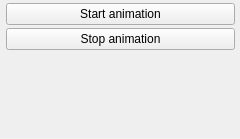
open-scan-crew/OpenScanTools, file src/gui/forms/toolbar_animationgroup.ui: the form before one commit.
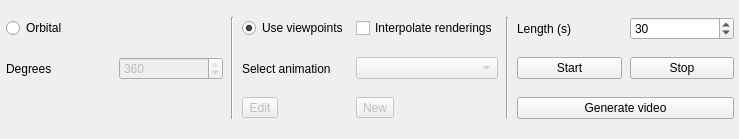
The form after the commit.

Commit message: Refactor animation toolbar UI and remove export video toolbar

The edit to the form file:
```diff
--- a/src/gui/forms/toolbar_animationgroup.ui
+++ b/src/gui/forms/toolbar_animationgroup.ui
@@ -6,7 +6,7 @@
    <rect>
     <x>0</x>
     <y>0</y>
-    <width>240</width>
+    <width>739</width>
     <height>139</height>
    </rect>
   </property>
@@ -26,41 +26,156 @@
    <property name="bottomMargin">
     <number>3</number>
    </property>
+   <property name="horizontalSpacing">
+    <number>8</number>
+   </property>
    <property name="verticalSpacing">
     <number>3</number>
    </property>
    <item row="0" column="0">
-    <widget class="QPushButton" name="startAnimationButton">
+    <widget class="QRadioButton" name="orbital360RadioButton">
      <property name="text">
-      <string>Start animation</string>
-     </property>
-     <property name="checkable">
-      <bool>true</bool>
+      <string>Orbital</string>
      </property>
     </widget>
    </item>
    <item row="1" column="0">
+    <widget class="QLabel" name="degreesLabel">
+     <property name="text">
+      <string>Degrees</string>
+     </property>
+    </widget>
+   </item>
+   <item row="1" column="1">
+    <widget class="QSpinBox" name="degreesSpinBox">
+     <property name="minimum">
+      <number>1</number>
+     </property>
+     <property name="maximum">
+      <number>360</number>
+     </property>
+     <property name="value">
+      <number>360</number>
+     </property>
+     <property name="enabled">
+      <bool>false</bool>
+     </property>
+    </widget>
+   </item>
+   <item row="0" column="2" rowspan="3">
+    <widget class="Line" name="line_1">
+     <property name="orientation">
+      <enum>Qt::Vertical</enum>
+     </property>
+    </widget>
+   </item>
+   <item row="0" column="3">
+    <widget class="QRadioButton" name="betweenViewpointsRadioButton">
+     <property name="text">
+      <string>Use viewpoints</string>
+     </property>
+     <property name="checked">
+      <bool>true</bool>
+     </property>
+    </widget>
+   </item>
+   <item row="0" column="4">
+    <widget class="QCheckBox" name="interpolateCheckBox">
+     <property name="text">
+      <string>Interpolate renderings</string>
+     </property>
+    </widget>
+   </item>
+   <item row="1" column="3">
+    <widget class="QLabel" name="label_animationList">
+     <property name="text">
+      <string>Select animation</string>
+     </property>
+    </widget>
+   </item>
+   <item row="1" column="4">
+    <widget class="QComboBox" name="comboBox_animationList">
+     <property name="enabled">
+      <bool>false</bool>
+     </property>
+    </widget>
+   </item>
+   <item row="2" column="3">
+    <widget class="QToolButton" name="toolButton_editViewpointAnimConfig">
+     <property name="text">
+      <string>Edit</string>
+     </property>
+     <property name="enabled">
+      <bool>false</bool>
+     </property>
+    </widget>
+   </item>
+   <item row="2" column="4">
+    <widget class="QToolButton" name="toolButton_newViewpointAnimConfig">
+     <property name="text">
+      <string>New</string>
+     </property>
+     <property name="enabled">
+      <bool>false</bool>
+     </property>
+    </widget>
+   </item>
+   <item row="0" column="5" rowspan="3">
+    <widget class="Line" name="line_2">
+     <property name="orientation">
+      <enum>Qt::Vertical</enum>
+     </property>
+    </widget>
+   </item>
+   <item row="0" column="6">
+    <widget class="QLabel" name="label_2">
+     <property name="text">
+      <string>Length (s)</string>
+     </property>
+    </widget>
+   </item>
+   <item row="0" column="7">
+    <widget class="QSpinBox" name="lengthSpinBox">
+     <property name="maximum">
+      <number>99999</number>
+     </property>
+     <property name="value">
+      <number>30</number>
+     </property>
+    </widget>
+   </item>
+   <item row="1" column="6">
+    <widget class="QPushButton" name="startAnimationButton">
+     <property name="text">
+      <string>Start</string>
+     </property>
+     <property name="checkable">
+      <bool>true</bool>
+     </property>
+    </widget>
+   </item>
+   <item row="1" column="7">
     <widget class="QPushButton" name="stopAnimationButton">
      <property name="text">
-      <string>Stop animation</string>
+      <string>Stop</string>
      </property>
      <property name="checkable">
       <bool>true</bool>
      </property>
     </widget>
    </item>
-   <item row="2" column="0">
-    <spacer name="verticalSpacer_2">
-     <property name="orientation">
-      <enum>Qt::Vertical</enum>
+   <item row="2" column="6" colspan="2">
+    <widget class="QPushButton" name="generateVideoPushButton">
+     <property name="toolTip">
+      <string>Video generation. Please make sure you are in perspective mode and that you selected a frame in the image section.</string>
      </property>
-     <property name="sizeHint" stdset="0">
-      <size>
-       <width>0</width>
-       <height>0</height>
-      </size>
+     <property name="toolTipDuration">
+      <number>-1</number>
      </property>
-    </spacer>
+     <property name="text">
+      <string>Generate video</string>
+     </property>
+    </widget>
    </item>
   </layout>
  </widget>
```
The commit also changes 11 other files.
